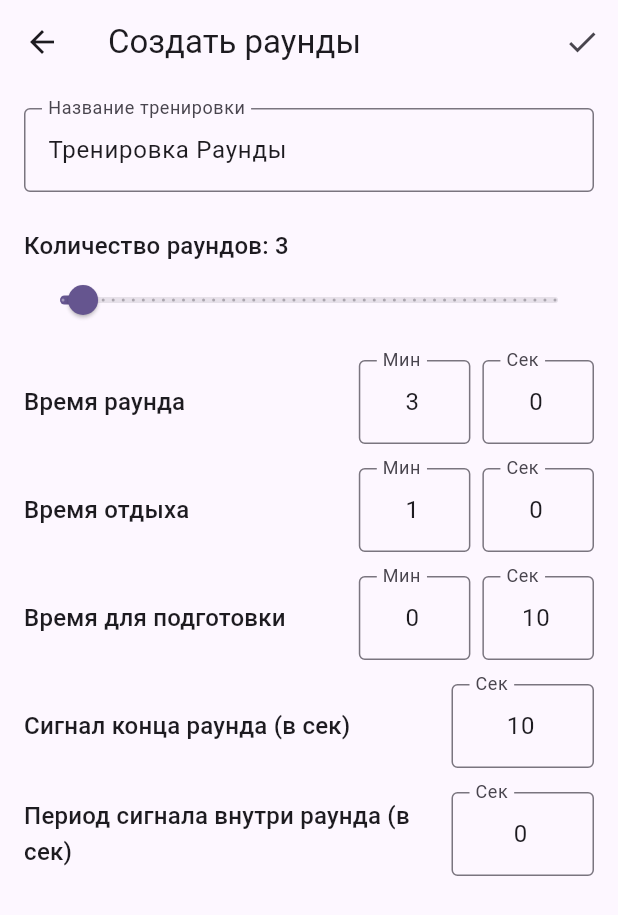
After one commit to marketconnect/tick_coach, a Flutter app: the screen it shows after launch, after a tap on "Добавить", after a tap on "Раунды", on a phone screen of 412 x 824 dp. The commit adds this screen. Shown: the top 915 px of the screen. Run offline on Flutter 3.47's test engine with Material 3 defaults, Android fonts, the phone set to English and light mode, and no system bars; drawn by our look-alikes of dynamic_color; our stand-ins replace audioplayers, image_picker, sqflite; missing offline and left inert: vosk_flutter; accounts and stored records are empty.

Commit message:
added Round Training

```diff
--- a/lib/data/datasources/database_helper.dart
+++ b/lib/data/datasources/database_helper.dart
@@ -29,7 +29,9 @@ class DatabaseHelper {
       CREATE TABLE training_sessions(
         id TEXT PRIMARY KEY,
         name TEXT NOT NULL,
-        notes TEXT
+        notes TEXT,
+        workout_type TEXT,
+        rounds_config_json TEXT
       )
     ''');
 
@@ -95,6 +97,8 @@ class DatabaseHelper {
         'id': session.id,
         'name': session.name,
         'notes': session.notes,
+        'workout_type': session.workoutType,
+        'rounds_config_json': session.roundsConfigJson,
       }, conflictAlgorithm: ConflictAlgorithm.replace);
       // Delete old children
       final blockIds = (await txn.query(
@@ -201,6 +205,8 @@ class DatabaseHelper {
       id: sessionMap['id'] as String,
       name: sessionMap['name'] as String,
       notes: sessionMap['notes'] as String?,
+      workoutType: sessionMap['workout_type'] as String?,
+      roundsConfigJson: sessionMap['rounds_config_json'] as String?,
     );
     final blockMaps = await db.query(
       'blocks',
@@ -292,7 +298,11 @@ class DatabaseHelper {
 
   Future<List<Map<String, dynamic>>> getAllTrainingSessions() async {
     final db = await instance.database;
-    return await db.query('training_sessions', orderBy: 'name');
+    return await db.query(
+      'training_sessions',
+      columns: ['id', 'name', 'notes', 'workout_type'],
+      orderBy: 'name',
+    );
   }
 
   Future<void> updateTrainingSessionNotes(
--- /dev/null
+++ b/lib/domain/models/rounds_config.dart
@@ -0,0 +1,48 @@
+import 'dart:convert';
+
+class RoundsConfig {
+  int roundCount;
+  int roundTimeSec;
+  int restTimeSec;
+  int prepareTimeSec;
+  int endOfRoundSignalSec;
+  int inRoundSignalPeriodSec;
+
+  RoundsConfig({
+    this.roundCount = 3,
+    this.roundTimeSec = 180, // 3 minutes
+    this.restTimeSec = 60, // 1 minute
+    this.prepareTimeSec = 10,
+    this.endOfRoundSignalSec = 10,
+    this.inRoundSignalPeriodSec = 0,
+  });
+
+  Map<String, dynamic> toJson() {
+    return {
+      'roundCount': roundCount,
+      'roundTimeSec': roundTimeSec,
+      'restTimeSec': restTimeSec,
+      'prepareTimeSec': prepareTimeSec,
+      'endOfRoundSignalSec': endOfRoundSignalSec,
+      'inRoundSignalPeriodSec': inRoundSignalPeriodSec,
+    };
+  }
+
+  factory RoundsConfig.fromJson(Map<String, dynamic> json) {
+    return RoundsConfig(
+      roundCount: json['roundCount'] ?? 3,
+      roundTimeSec: json['roundTimeSec'] ?? 180,
+      restTimeSec: json['restTimeSec'] ?? 60,
+      prepareTimeSec: json['prepareTimeSec'] ?? 10,
+      endOfRoundSignalSec: json['endOfRoundSignalSec'] ?? 10,
+      inRoundSignalPeriodSec: json['inRoundSignalPeriodSec'] ?? 0,
+    );
+  }
+
+  factory RoundsConfig.fromJsonString(String jsonString) {
+    if (jsonString.isEmpty) {
+      return RoundsConfig();
+    }
+    return RoundsConfig.fromJson(jsonDecode(jsonString));
+  }
+}
--- a/lib/domain/models/training_session.dart
+++ b/lib/domain/models/training_session.dart
@@ -2,12 +2,16 @@ class TrainingSession {
   String id;
   String name;
   String? notes;
+  String? workoutType; // 'standard' or 'rounds'
+  String? roundsConfigJson;
   List<Block> blocks;
 
   TrainingSession({
     required this.id,
     required this.name,
     this.notes,
+    this.workoutType,
+    this.roundsConfigJson,
     List<Block>? blocks,
   }) : blocks = blocks ?? [];
 
@@ -17,12 +21,16 @@ class TrainingSession {
     String? name,
     String? notes,
     List<Block>? blocks,
+    String? workoutType,
+    String? roundsConfigJson,
   }) {
     return TrainingSession(
       id: id ?? this.id,
       name: name ?? this.name,
       notes: notes ?? this.notes,
       blocks: blocks ?? List.from(this.blocks),
+      workoutType: workoutType ?? this.workoutType,
+      roundsConfigJson: roundsConfigJson ?? this.roundsConfigJson,
     );
   }
 }
--- /dev/null
+++ b/lib/presentation/create_rounds_screen.dart
@@ -0,0 +1,267 @@
+import 'package:flutter/material.dart';
+import 'package:flutter/services.dart';
+import 'package:provider/provider.dart';
+import 'package:tick_coach/application/create_rounds_notifier.dart';
+import 'package:tick_coach/domain/models/training_session.dart';
+import 'package:tick_coach/domain/repositories/workout_repository.dart';
+
+class CreateRoundsScreen extends StatelessWidget {
+  final TrainingSession? session;
+  const CreateRoundsScreen({super.key, this.session});
+
+  @override
+  Widget build(BuildContext context) {
+    return ChangeNotifierProvider(
+      create: (context) => CreateRoundsNotifier(
+        context.read<WorkoutRepository>(),
+        session,
+      ),
+      child: const _CreateRoundsScreenView(),
+    );
+  }
+}
+
+class _CreateRoundsScreenView extends StatefulWidget {
+  const _CreateRoundsScreenView();
+
+  @override
+  State<_CreateRoundsScreenView> createState() =>
+      _CreateRoundsScreenViewState();
+}
+
+class _CreateRoundsScreenViewState extends State<_CreateRoundsScreenView> {
+  late final TextEditingController _nameController;
+
+  @override
+  void initState() {
+    super.initState();
+    _nameController = TextEditingController(
+      text: context.read<CreateRoundsNotifier>().sessionName,
+    );
+  }
+
+  @override
+  void dispose() {
+    _nameController.dispose();
+    super.dispose();
+  }
+
+  Future<void> _saveWorkout(CreateRoundsNotifier notifier) async {
+    final messenger = ScaffoldMessenger.of(context);
+    messenger.showSnackBar(const SnackBar(content: Text('Сохранение...')));
+
+    final success = await notifier.saveWorkout();
+    if (!mounted) return;
+    messenger.hideCurrentSnackBar();
+    if (success) {
+      messenger.showSnackBar(
+        const SnackBar(content: Text('Тренировка сохранена!')),
+      );
+      Navigator.of(context).pop();
+    } else {
+      messenger.showSnackBar(
+        const SnackBar(content: Text('Ошибка сохранения')),
+      );
+    }
+  }
+
+  @override
+  Widget build(BuildContext context) {
+    final notifier = context.watch<CreateRoundsNotifier>();
+    final config = notifier.config;
+
+    return Scaffold(
+      appBar: AppBar(
+        title: Text(
+          notifier.isEditing ? 'Редактировать раунды' : 'Создать раунды',
+        ),
+        actions: [
+          IconButton(
+            icon: const Icon(Icons.check),
+            tooltip: 'Сохранить',
+            onPressed: () => _saveWorkout(notifier),
+          ),
+        ],
+      ),
+      body: ListView(
+        padding: const EdgeInsets.all(16.0),
+        children: [
+          TextField(
+            controller: _nameController,
+            decoration: const InputDecoration(
+              labelText: 'Название тренировки',
+              border: OutlineInputBorder(),
+            ),
+            onChanged: notifier.updateName,
+            textCapitalization: TextCapitalization.sentences,
+          ),
+          const SizedBox(height: 24),
+          _buildRoundsSlider(notifier),
+          const SizedBox(height: 16),
+          _TimeInputRow(
+            label: 'Время раунда',
+            seconds: config.roundTimeSec,
+            onChanged: notifier.updateRoundTime,
+          ),
+          const SizedBox(height: 16),
+          _TimeInputRow(
+            label: 'Время отдыха',
+            seconds: config.restTimeSec,
+            onChanged: notifier.updateRestTime,
+          ),
+          const SizedBox(height: 16),
+          _TimeInputRow(
+            label: 'Время для подготовки',
+            seconds: config.prepareTimeSec,
+            onChanged: notifier.updatePrepareTime,
+          ),
+          const SizedBox(height: 16),
+          _TimeInputRow(
+            label: 'Сигнал конца раунда (в сек)',
+            seconds: config.endOfRoundSignalSec,
+            onChanged: notifier.updateEndOfRoundSignal,
+            isMinutes: false,
+          ),
+          const SizedBox(height: 16),
+          _TimeInputRow(
+            label: 'Период сигнала внутри раунда (в сек)',
+            seconds: config.inRoundSignalPeriodSec,
+            onChanged: notifier.updateInRoundSignalPeriod,
+            isMinutes: false,
+          ),
+        ],
+      ),
+    );
+  }
+
+  Widget _buildRoundsSlider(CreateRoundsNotifier notifier) {
+    return Column(
+      crossAxisAlignment: CrossAxisAlignment.start,
+      children: [
+        Text(
+          'Количество раундов: ${notifier.config.roundCount}',
+          style: Theme.of(context).textTheme.titleMedium,
+        ),
+        Slider(
+          value: notifier.config.roundCount.toDouble(),
+          min: 1,
+          max: 50,
+          divisions: 49,
+          label: notifier.config.roundCount.toString(),
+          onChanged: notifier.updateRoundCount,
+        ),
+      ],
+    );
+  }
+}
+
+class _TimeInputRow extends StatefulWidget {
+  final String label;
+  final int seconds;
+  final ValueChanged<int> onChanged;
+  final bool isMinutes;
+
+  const _TimeInputRow({
+    required this.label,
+    required this.seconds,
+    required this.onChanged,
+    this.isMinutes = true,
+  });
+
+  @override
+  State<_TimeInputRow> createState() => _TimeInputRowState();
+}
+
+class _TimeInputRowState extends State<_TimeInputRow> {
+  late final TextEditingController _minController;
+  late final TextEditingController _secController;
+
+  @override
+  void initState() {
+    super.initState();
+    _minController = TextEditingController();
+    _secController = TextEditingController();
+    _updateControllers(widget.seconds);
+  }
+
+  @override
+  void didUpdateWidget(covariant _TimeInputRow oldWidget) {
+    super.didUpdateWidget(oldWidget);
+    if (oldWidget.seconds != widget.seconds) {
+      _updateControllers(widget.seconds);
+    }
+  }
+
+  void _updateControllers(int totalSeconds) {
+    if (widget.isMinutes) {
+      final minutes = totalSeconds ~/ 60;
+      final seconds = totalSeconds % 60;
+      _minController.text = minutes.toString();
+      _secController.text = seconds.toString();
+    } else {
+      _secController.text = totalSeconds.toString();
+    }
+  }
+
+  void _notifyChange() {
+    if (widget.isMinutes) {
+      final minutes = int.tryParse(_minController.text) ?? 0;
+      final seconds = int.tryParse(_secController.text) ?? 0;
+      widget.onChanged(minutes * 60 + seconds);
+    } else {
+      final seconds = int.tryParse(_secController.text) ?? 0;
+      widget.onChanged(seconds);
+    }
+  }
+
+  @override
+  void dispose() {
+    _minController.dispose();
+    _secController.dispose();
+    super.dispose();
+  }
+
+  @override
+  Widget build(BuildContext context) {
+    return Row(
+      children: [
+        Expanded(
+          flex: 3,
+          child: Text(widget.label,
+              style: Theme.of(context).textTheme.titleMedium),
+        ),
+        if (widget.isMinutes) ...[
+          Expanded(
+            flex: 1,
+            child: TextField(
+              controller: _minController,
+              textAlign: TextAlign.center,
+              keyboardType: TextInputType.number,
+              inputFormatters: [FilteringTextInputFormatter.digitsOnly],
+              decoration: const InputDecoration(
+                labelText: 'Мин',
+                border: OutlineInputBorder(),
+              ),
+              onChanged: (_) => _notifyChange(),
+            ),
+          ),
+          const SizedBox(width: 8),
+        ],
+        Expanded(
+          flex: 1,
+          child: TextField(
+            controller: _secController,
+            textAlign: TextAlign.center,
+            keyboardType: TextInputType.number,
+            inputFormatters: [FilteringTextInputFormatter.digitsOnly],
+            decoration: const InputDecoration(
+              labelText: 'Сек',
+              border: OutlineInputBorder(),
+            ),
+            onChanged: (_) => _notifyChange(),
+          ),
+        ),
+      ],
+    );
+  }
+}
--- a/lib/presentation/workouts_screen.dart
+++ b/lib/presentation/workouts_screen.dart
@@ -5,6 +5,7 @@ import 'package:provider/provider.dart';
 import 'package:tick_coach/domain/models/training_session.dart';
 import 'package:tick_coach/domain/repositories/workout_repository.dart';
 import 'edit_workout_screen.dart';
+import 'create_rounds_screen.dart';
 import 'workout_timer_screen.dart';
 import 'workout_notes_screen.dart';
 import 'workout_preview_screen.dart';
@@ -125,6 +126,17 @@ class _WorkoutsScreenState extends State<WorkoutsScreen> {
                     _fetchWorkouts();
                   },
                   child: const Text('Тренировка'),
+                ),
+                MenuItemButton(
+                  onPressed: () async {
+                    await Navigator.of(context).push(
+                      MaterialPageRoute(
+                        builder: (context) => const CreateRoundsScreen(),
+                      ),
+                    );
+                    _fetchWorkouts();
+                  },
+                  child: const Text('Раунды'),
                 ),
                 MenuItemButton(
                   onPressed: () {
@@ -322,11 +334,21 @@ class TrainingSessionCard extends StatelessWidget {
                 crossAxisAlignment: CrossAxisAlignment.start,
                 children: [
                   Expanded(
+                    child: Row(
+                      children: [
+                        if (session.workoutType == 'rounds') ...[
+                          const Icon(Icons.sports_mma, size: 20),
+                          const SizedBox(width: 8),
+                        ],
+                        Flexible(
                           child: Text(
                             session.name,
                             style: theme.textTheme.titleLarge,
                             maxLines: 1,
                             overflow: TextOverflow.ellipsis,
+                          ),
+                        ),
+                      ],
                     ),
                   ),
                   Row(
@@ -356,6 +378,14 @@ class TrainingSessionCard extends StatelessWidget {
                           onSelected: (value) async {
                             switch (value) {
                               case 'edit':
+                                if (session.workoutType == 'rounds') {
+                                  await Navigator.of(context).push(
+                                    MaterialPageRoute(
+                                      builder: (context) =>
+                                          CreateRoundsScreen(session: session),
+                                    ),
+                                  );
+                                } else {
                                   await Navigator.of(context).push(
                                     MaterialPageRoute(
                                       builder: (context) => EditWorkoutScreen(
@@ -363,6 +393,7 @@ class TrainingSessionCard extends StatelessWidget {
                                       ),
                                     ),
                                   );
+                                }
                                 onWorkoutUpdated();
                                 break;
                               case 'notes':
@@ -423,7 +454,10 @@ class TrainingSessionCard extends StatelessWidget {
                                     }).toList(),
                                   );
                                   await repo.saveTrainingSession(newSession);
-                                  messenger.showSnackBar(SnackBar(content: Text('Тренировка "${session.name}" скопирована')));
+                                  messenger.showSnackBar(SnackBar(
+                                    content: Text(
+                                        'Тренировка "${session.name}" скопирована'),
+                                  ));
                                   onWorkoutUpdated();
                                 } catch (e) {
                                   messenger.showSnackBar(const SnackBar(content: Text('Ошибка при копировании тренировки')));
--- a/pubspec.yaml
+++ b/pubspec.yaml
@@ -77,6 +77,9 @@ flutter:
   assets:
     - assets/sounds/start.mp3
     - assets/sounds/finish.mp3
+    - assets/sounds/bell-in-the-boxing-ring.mp3
+    - assets/sounds/door-knock-solid-door.mp3
+    - assets/sounds/short-ringing-notification-sound.mp3
     - assets/models/
 
   # An image asset can refer to one or more resolution-specific "variants", see
```
Also changed, not shown: lib/application/create_rounds_notifier.dart (added, +134 -0 lines), lib/presentation/workout_timer_screen.dart (+65 -6 lines), 4 other files. Lines whose indentation alone changed are shown as unchanged.
